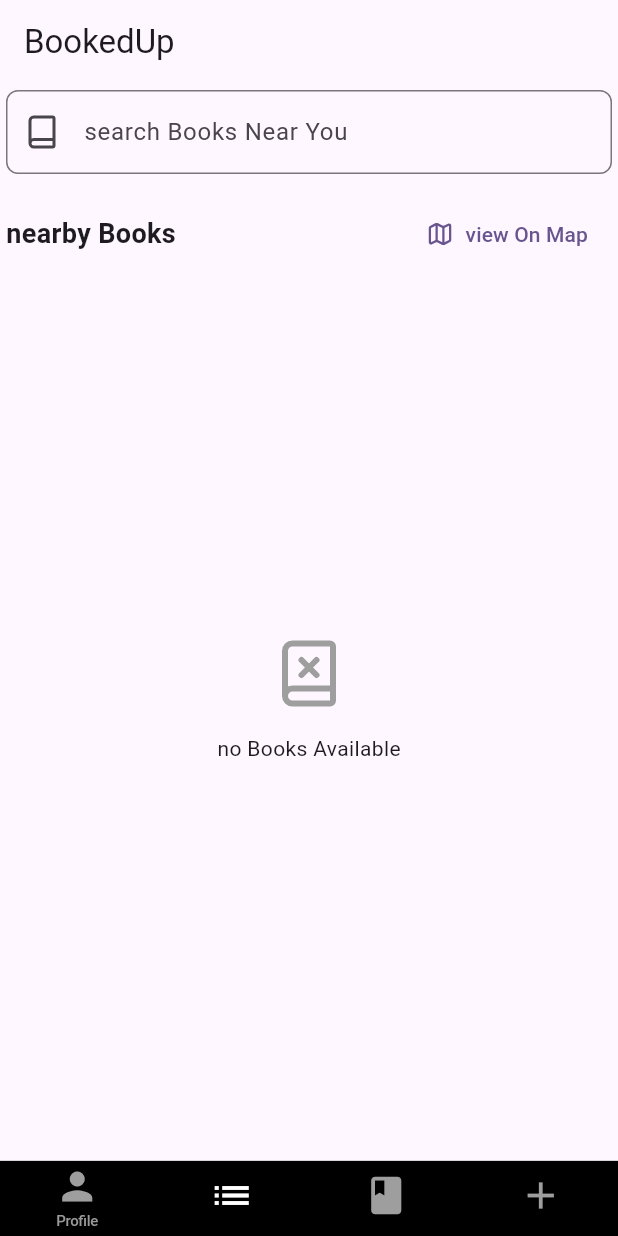
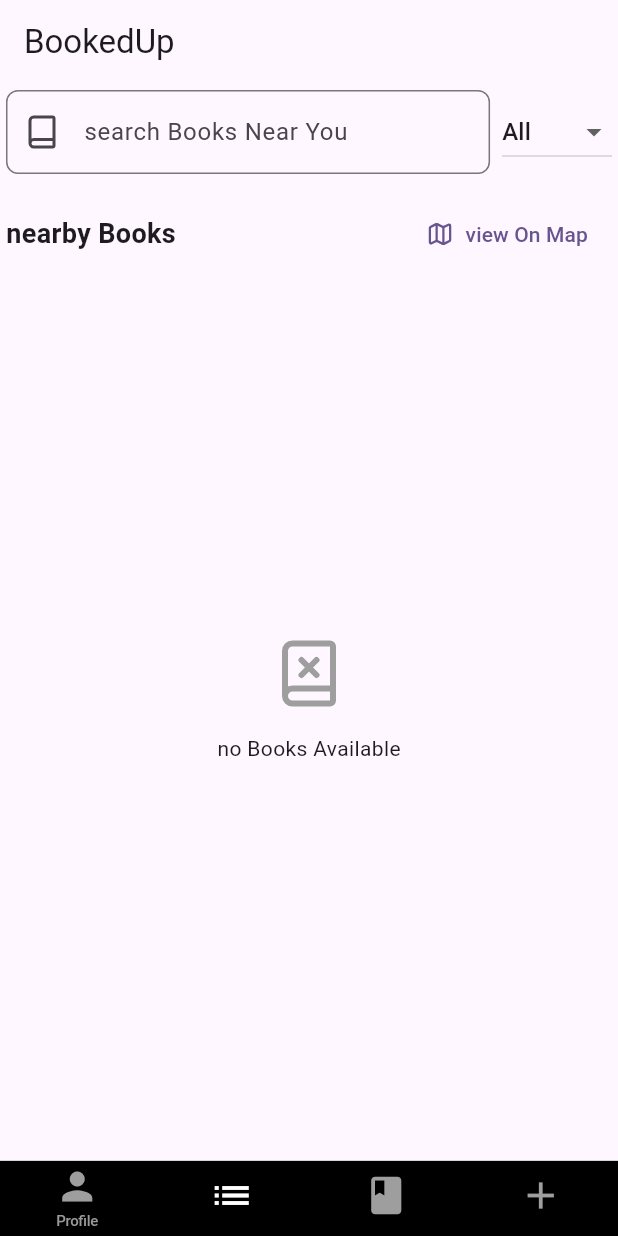
Before and after one commit to yosih48/bookes, a Flutter app: the screen it shows once a user with an empty profile is signed in, swiped to page 2, on a phone screen of 412 x 824 dp. Run offline on Flutter 3.47's test engine with Material 3 defaults, Android fonts, the phone set to English and light mode, and no system bars; our stand-ins replace cached_network_image, cloud_firestore, firebase_auth, firebase_core, firebase_messaging, firebase_storage and 8 more; missing offline and left inert: dart:ffi, flutter_google_places, google_api_headers; accounts and stored records are empty; generated files the repository leaves out were written again; network calls fail.

Commit message:
all transiction in same place and search in api bookes

```diff
--- a/lib/l10n/app_en.arb
+++ b/lib/l10n/app_en.arb
@@ -128,7 +128,8 @@
     "pendingOwner": "Pending Owner",
     "bookOwner": "book Owner",
     "bookDetails": "book Details",
-    "norequestsyet": "no requests yet"
+    "norequestsyet": "no requests yet",
+    "noSearchResults": "noSearchResults"
 
 
 
--- a/lib/screens/apiBookes.dart
+++ b/lib/screens/apiBookes.dart
@@ -23,6 +23,26 @@ class MainDashboard extends StatefulWidget {
 class _MainDashboardState extends State<MainDashboard> {
   final FirebaseFirestore _firestore = FirebaseFirestore.instance;
   String userId = FirebaseAuth.instance.currentUser!.uid;
+  String _searchTerm = '';
+    String _searchFilter = 'all';
+
+
+    bool _matchesSearch(Map<String, dynamic> bookData) {
+    if (_searchTerm.isEmpty) return true;
+
+    final searchTermLower = _searchTerm.toLowerCase();
+    final title = (bookData['title'] as String?)?.toLowerCase() ?? '';
+    final author = (bookData['author'] as String?)?.toLowerCase() ?? '';
+
+    switch (_searchFilter) {
+      case 'title':
+        return title.contains(searchTermLower);
+      case 'author':
+        return author.contains(searchTermLower);
+      default: // 'all'
+        return title.contains(searchTermLower) ||
+               author.contains(searchTermLower);
+    } }
 
 
   @override
@@ -37,7 +57,10 @@ class _MainDashboardState extends State<MainDashboard> {
           crossAxisAlignment: CrossAxisAlignment.stretch,
           children: [
             // Search Bar
-            TextField(
+            Row(
+              children: [
+                Expanded(
+                  child: TextField(
                     decoration: InputDecoration(
                       hintText: AppLocalizations.of(context)!.searchBooksNearYou,
                       prefixIcon: Icon(LucideIcons.book),
@@ -47,8 +70,36 @@ class _MainDashboardState extends State<MainDashboard> {
                     ),
                     // TODO: Implement search functionality
                     onChanged: (value) {
-                // Add search logic
+                          setState(() {
+                        _searchTerm = value;
+                      });
                     },
+                  ),
+                ),
+                   SizedBox(width: 8),
+                             DropdownButton<String>(
+                  value: _searchFilter,
+                  items: [
+                    DropdownMenuItem(
+                      value: 'all',
+                      child: Text('All'),
+                    ),
+                    DropdownMenuItem(
+                      value: 'title',
+                      child: Text('Title'),
+                    ),
+                    DropdownMenuItem(
+                      value: 'author',
+                      child: Text('Author'),
+                    ),
+                  ],
+                  onChanged: (value) {
+                    setState(() {
+                      _searchFilter = value ?? 'all';
+                    });
+                  },
+                ),
+              ],
             ),
             SizedBox(height: 16.0),
 
@@ -106,11 +157,42 @@ class _MainDashboardState extends State<MainDashboard> {
                     );
                   }
 
+                  final filteredDocs = snapshot.data!.docs.where((doc) {
+                    return _matchesSearch(doc.data() as Map<String, dynamic>);
+                  }).toList();
+
+                  if (filteredDocs.isEmpty) {
+                    return Center(
+                      child: Column(
+                        mainAxisAlignment: MainAxisAlignment.center,
+                        children: [
+                          Icon(LucideIcons.searchX,
+                              size: 48, color: Colors.grey),
+                          SizedBox(height: 16),
+                          Text(AppLocalizations.of(context)!.noSearchResults),
+                        ],
+                      ),
+                    );
+                  }
+
+                  if (filteredDocs.isEmpty) {
+                    return Center(
+                      child: Column(
+                        mainAxisAlignment: MainAxisAlignment.center,
+                        children: [
+                          Icon(LucideIcons.searchX,
+                              size: 48, color: Colors.grey),
+                          SizedBox(height: 16),
+                          Text(AppLocalizations.of(context)!.noSearchResults),
+                        ],
+                      ),
+                    );
+                  }
                   return ListView.separated(
-                    itemCount: snapshot.data!.docs.length,
+                   itemCount: filteredDocs.length,
                     separatorBuilder: (context, index) => SizedBox(height: 8.0),
                     itemBuilder: (context, index) {
-                      final doc = snapshot.data!.docs[index];
+                      final doc = filteredDocs[index];
                       final data = doc.data() as Map<String, dynamic>;
 
                       return BookCard(
--- a/lib/widgets/myBookesCard.dart
+++ b/lib/widgets/myBookesCard.dart
@@ -116,7 +116,7 @@ Widget _buildStatusChip(String? status, context) {
   String label;
 
   switch (status) {
-    case 'Active':
+    case 'Available':
       color = Colors.blue;
       label = AppLocalizations.of(context)!.active;
       break;
--- a/untranslated_messages.txt
+++ b/untranslated_messages.txt
@@ -29,6 +29,7 @@
     "pendingOwner",
     "bookOwner",
     "bookDetails",
-    "norequestsyet"
+    "norequestsyet",
+    "noSearchResults"
   ]
 }
```
Also changed, not shown: lib/screens/profile.dart (+28 -6 lines). Lines whose indentation alone changed are shown as unchanged.
